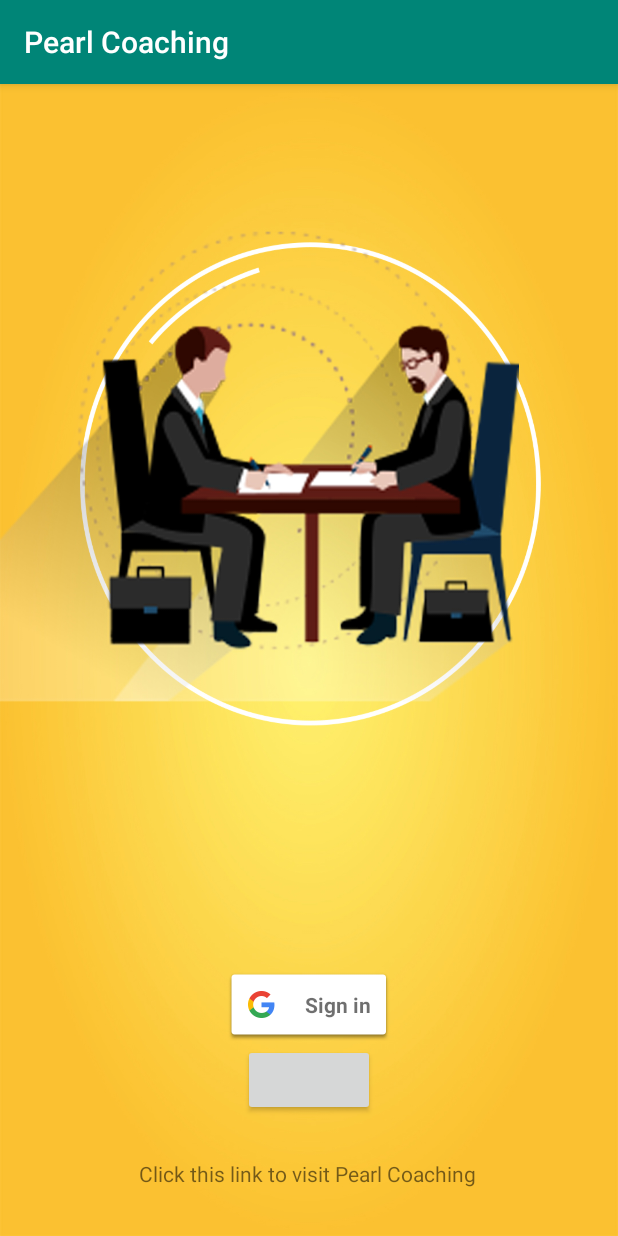
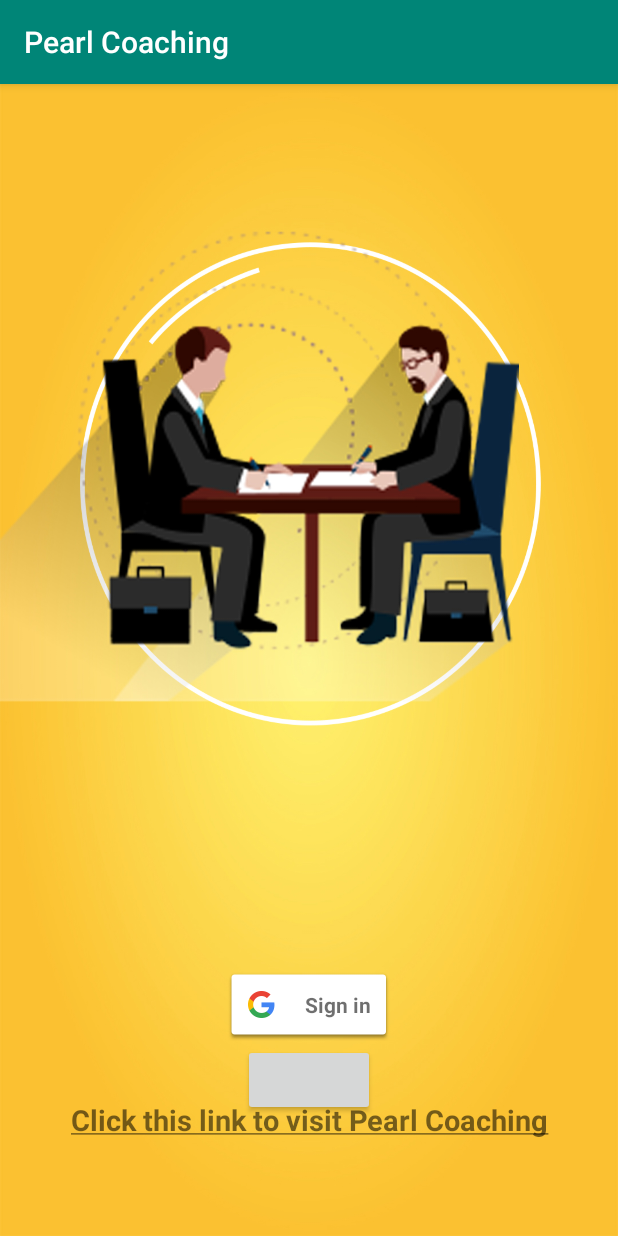
Before and after one commit to pa1-teja/pav_repo, an Android app: the screen it shows after launch (LoginScreen), after a tap on "Sign in", on a phone screen of 412 x 824 dp. Run offline under Robolectric (Android 15) with nearby library versions, the phone set to English and light mode, and no system bars; our stand-ins replace Firebase (no records; nobody signed in at launch, a user with empty details on screens opened directly); libraries missing offline, so code that uses them is left out: com.facebook, com.facebook.login; plain views replace LoginButton; 8 statements that could not run were skipped.

Commit message:
added weblink in the login screen.

```diff
--- a/PearlCoaching/app/build.gradle
+++ b/PearlCoaching/app/build.gradle
@@ -22,7 +22,7 @@
     implementation fileTree(include: ['*.jar'], dir: 'libs')
     implementation 'com.android.support:appcompat-v7:28.0.0'
     implementation 'com.android.support.constraint:constraint-layout:1.1.3'
-    implementation 'com.android.support:support-v4:28.0.0-alpha1'
+    implementation 'com.android.support:support-v4:28.0.0'
     testImplementation 'junit:junit:4.12'
     androidTestImplementation 'com.android.support.test:runner:1.0.2'
     androidTestImplementation 'com.android.support.test.espresso:espresso-core:3.0.2'
@@ -30,7 +30,7 @@
     implementation 'com.android.support:recyclerview-v7:28.0.0'
     implementation 'com.google.firebase:firebase-auth:16.0.5'
     implementation 'com.google.firebase:firebase-core:16.0.5'
-    implementation 'com.facebook.android:facebook-android-sdk:[4,5)'
+    implementation 'com.facebook.android:facebook-android-sdk:4.38.1'
 
 //    implementation 'com.google.firebase:firebase-auth:16.0.1:15.0.0'
 }
--- a/PearlCoaching/app/src/main/java/com/pearlcoaching/pearlcoaching/LoginScreen.java
+++ b/PearlCoaching/app/src/main/java/com/pearlcoaching/pearlcoaching/LoginScreen.java
@@ -1,6 +1,7 @@
 package com.pearlcoaching.pearlcoaching;
 
 import android.content.Intent;
+import android.net.Uri;
 import android.support.annotation.NonNull;
 import android.support.v7.app.AppCompatActivity;
 import android.os.Bundle;
@@ -60,14 +61,8 @@
         mSignInButton = findViewById(R.id.google_log_in);
         webLink = findViewById(R.id.web_url);
         mSignInButton.setSize(SignInButton.SIZE_STANDARD);
-
-        String str = "Click this link to visit ";
-        String webUrl = str +"<a href=\"http://www.pearlcoaching.in\"> Pearl Coaching </a>";
-        Spanned link = Html.fromHtml(webUrl);
-
-        webLink.setMovementMethod(LinkMovementMethod.getInstance());
-        webLink.setText(link);
-
+        webLink.setText(Html.fromHtml(getString(R.string.web_link_text)));
+        webLink.setOnClickListener(this);
         // Configure Google Sign In
         gso = new GoogleSignInOptions.Builder(GoogleSignInOptions.DEFAULT_SIGN_IN)
                 .requestIdToken(getString(R.string.default_web_client_id))
@@ -107,8 +102,14 @@
     @Override
     public void onClick(View v) {
 
-        if (v.getId() == R.id.google_log_in){
-            signIn();
+        switch (v.getId()){
+            case R.id.web_url:
+                Intent browserIntent = new Intent("android.intent.action.VIEW", Uri.parse(getString(R.string.web_link_url)));
+                startActivity(browserIntent);
+                break;
+            case R.id.google_log_in:
+                signIn();
+                break;
         }
     }
 
--- a/PearlCoaching/app/src/main/res/values/strings.xml
+++ b/PearlCoaching/app/src/main/res/values/strings.xml
@@ -18,4 +18,7 @@
 
     <!-- TODO: Remove or change this placeholder text -->
     <string name="hello_blank_fragment">Hello blank fragment</string>
+    <string name="web_link_text"><![CDATA[<u><h2>Click this link to visit Pearl Coaching</h2></u>]]></string>
+    <string name="web_link_url">http://www.pearlcoaching.in</string>
+
 </resources>
```
Also changed, not shown: 2950 other files.
